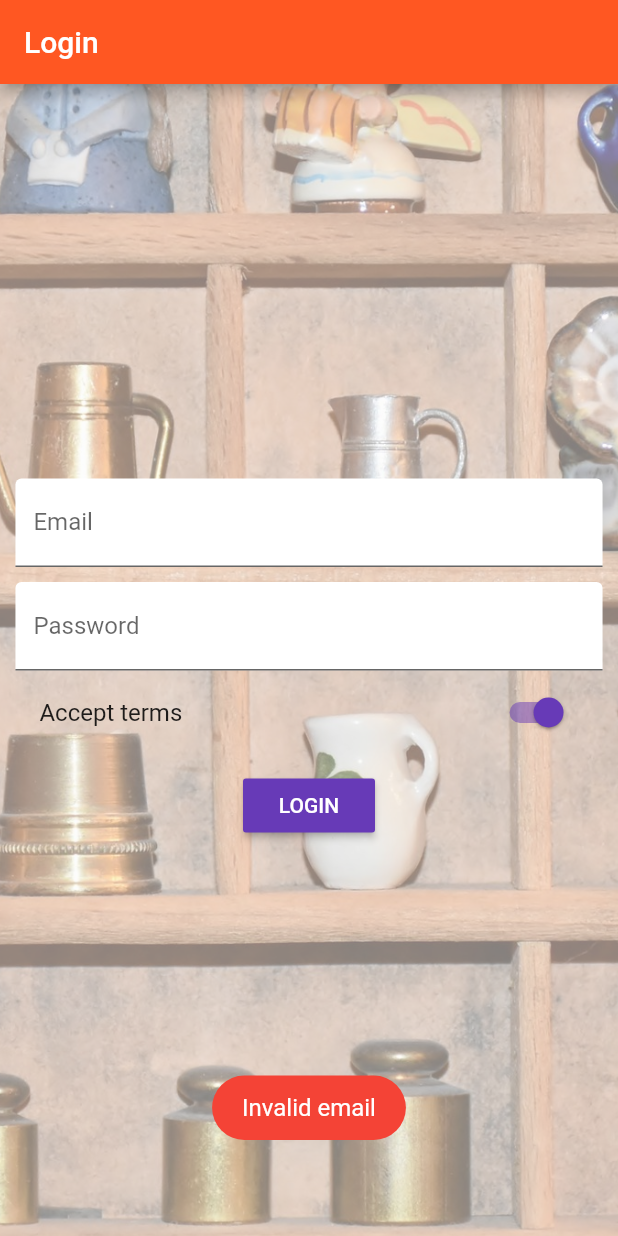
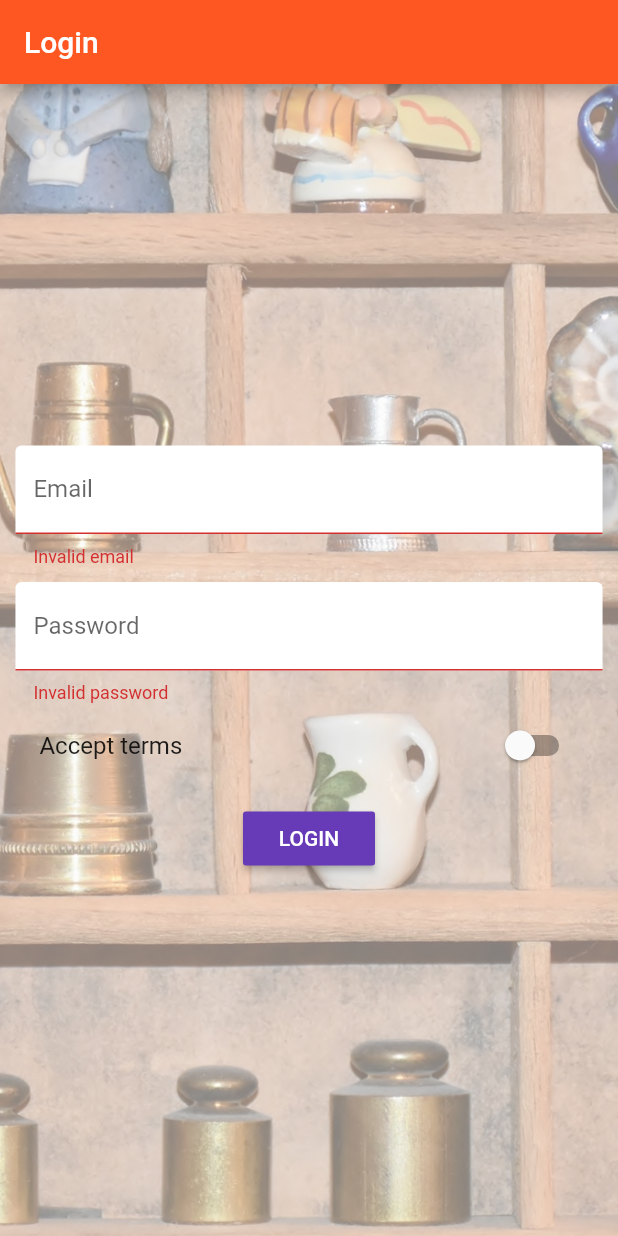
Before and after one commit to PIYatGitHub/flutter_listings, a Flutter app: the screen it shows after launch, after a tap on "LOGIN", on a phone screen of 412 x 824 dp. Run offline on Flutter 3.47's test engine with Material 2 defaults, Android fonts, the phone set to English and light mode, and no system bars; our stand-ins replace fluttertoast.

```diff
--- a/lib/main.dart
+++ b/lib/main.dart
@@ -50,7 +50,7 @@ class _MyAppState extends State<MyApp> {
       routes: {
         '/products': (BuildContext context) => ProductsPage(_products),
         '/productsManager': (BuildContext context) =>
-            ProductsManager(_addProduct, _deleteProduct),
+            ProductsManager(_addProduct, _deleteProduct, _products),
       },
       onGenerateRoute: (RouteSettings settings) {
         final List<String> pathElements = settings.name.split("/");
--- a/lib/pages/auth.dart
+++ b/lib/pages/auth.dart
@@ -1,5 +1,4 @@
 import 'package:flutter/material.dart';
-import 'package:fluttertoast/fluttertoast.dart';
 
 class AuthPage extends StatefulWidget {
   @override
@@ -9,26 +8,14 @@ class AuthPage extends StatefulWidget {
 }
 
 class _AuthPageState extends State<AuthPage> {
-  String _email = '';
-  String _password = '';
-  bool _acceptTerms = true;
-
-  _validateEmail(String email) {
-    return RegExp(
-            r"^[a-zA-Z0-9.a-zA-Z0-9.!#$%&'*+-/=?^_`{|}~]+@[a-zA-Z0-9]+\.[a-zA-Z]+")
-        .hasMatch(email);
-  }
-
-  _showToast(String msg) {
-    Fluttertoast.showToast(
-        msg: msg,
-        toastLength: Toast.LENGTH_SHORT,
-        gravity: ToastGravity.BOTTOM,
-        timeInSecForIos: 1,
-        backgroundColor: Colors.red,
-        textColor: Colors.white,
-        fontSize: 16.0);
-  }
+  Map<String, dynamic> _loginData = {
+    'email': null,
+    'password': null,
+    'acceptTerms': false
+  };
+  final RegExp _emailMatcher = RegExp(
+      r"^[a-zA-Z0-9.a-zA-Z0-9.!#$%&'*+-/=?^_`{|}~]+@[a-zA-Z0-9]+\.[a-zA-Z]+");
+  final GlobalKey<FormState> _formKey = GlobalKey<FormState>();
 
   DecorationImage _buildBgImage() {
     return DecorationImage(
@@ -42,33 +29,37 @@ class _AuthPageState extends State<AuthPage> {
   }
 
   Widget _buildEmailTextField() {
-    return TextField(
+    return TextFormField(
       decoration: InputDecoration(
         labelText: 'Email',
         filled: true,
         fillColor: Colors.white,
       ),
       keyboardType: TextInputType.emailAddress,
-      onChanged: (String value) {
-        setState(() {
-          _email = value;
-        });
+      onSaved: (String value) {
+        _loginData['email'] = value;
+      },
+      validator: (String value) {
+        if (!_emailMatcher.hasMatch(value)) return 'Invalid email';
+        return null;
       },
     );
   }
 
   Widget _buildPasswordTextField() {
-    return TextField(
+    return TextFormField(
       decoration: InputDecoration(
         labelText: 'Password',
         filled: true,
         fillColor: Colors.white,
       ),
       obscureText: true,
-      onChanged: (String value) {
-        setState(() {
-          _password = value;
-        });
+      onSaved: (String value) {
+        _loginData['password'] = value;
+      },
+      validator: (String value) {
+        if (value.isEmpty || value.length < 6) return 'Invalid password';
+        return null;
       },
     );
   }
@@ -76,11 +67,9 @@ class _AuthPageState extends State<AuthPage> {
   SwitchListTile _buildListTile() {
     return SwitchListTile(
       title: Text('Accept terms'),
-      value: _acceptTerms,
+      value: _loginData['acceptTerms'],
       onChanged: (bool value) {
-        setState(() {
-          _acceptTerms = value;
-        });
+        _loginData['acceptTerms'] = value;
       },
     );
   }
@@ -91,17 +80,17 @@ class _AuthPageState extends State<AuthPage> {
     return RaisedButton(
       child: Text('LOGIN'),
       textColor: Colors.white,
-      onPressed: _onLoginPressed,
+      onPressed: _submitForm,
     );
   }
 
-  void _onLoginPressed() {
-    final bool isValid = _validateEmail(_email);
-    if (!isValid) {
-      _showToast('Invalid email');
-    } else {
+  void _submitForm() {
+    if (!_formKey.currentState.validate()) {
+      return;
+    }
+    _formKey.currentState.save();
+
     Navigator.pushReplacementNamed(context, '/products');
-    }
   }
 
   @override
@@ -112,11 +101,17 @@ class _AuthPageState extends State<AuthPage> {
       appBar: AppBar(
         title: Text('Login'),
       ),
-      body: Container(
+      body: GestureDetector(
+        onTap: () {
+          FocusScope.of(context).requestFocus(FocusNode());
+        },
+        child: Container(
           decoration: BoxDecoration(
             image: _buildBgImage(),
           ),
           padding: EdgeInsets.all(10.0),
+          child: Form(
+            key: _formKey,
             child: Center(
               child: SingleChildScrollView(
                 child: Container(
@@ -135,6 +130,8 @@ class _AuthPageState extends State<AuthPage> {
               ),
             ),
           ),
+        ),
+      ),
     );
   }
 }
--- a/lib/pages/products_manager.dart
+++ b/lib/pages/products_manager.dart
@@ -6,7 +6,8 @@ import './product_list.dart';
 class ProductsManager extends StatelessWidget {
   final Function addProduct;
   final Function deleteProduct;
-  ProductsManager(this.addProduct, this.deleteProduct);
+  final List<Map<String, dynamic>> products;
+  ProductsManager(this.addProduct, this.deleteProduct, this.products);
 
   Widget _buildDrawer(BuildContext context) {
     return Drawer(
@@ -52,7 +53,7 @@ class ProductsManager extends StatelessWidget {
         body: TabBarView(
           children: <Widget>[
             ProductCreatePage(addProduct),
-            ProductsListPage(),
+            ProductsListPage(products),
           ],
         ),
       ),
```
Also changed, not shown: lib/pages/product_create.dart (+14 -38 lines), lib/pages/product_list.dart (+17 -2 lines). Lines whose indentation alone changed are shown as unchanged.
